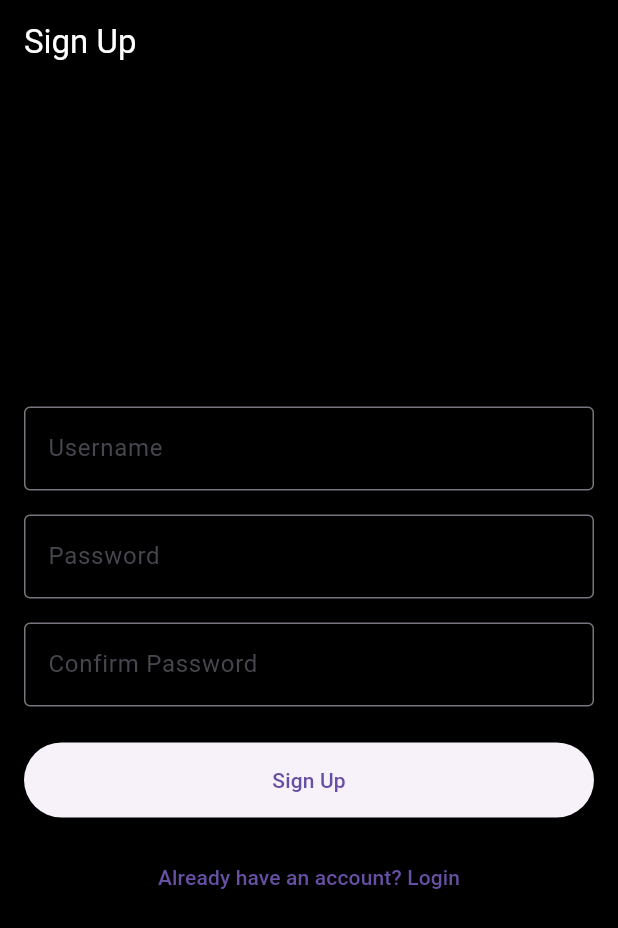
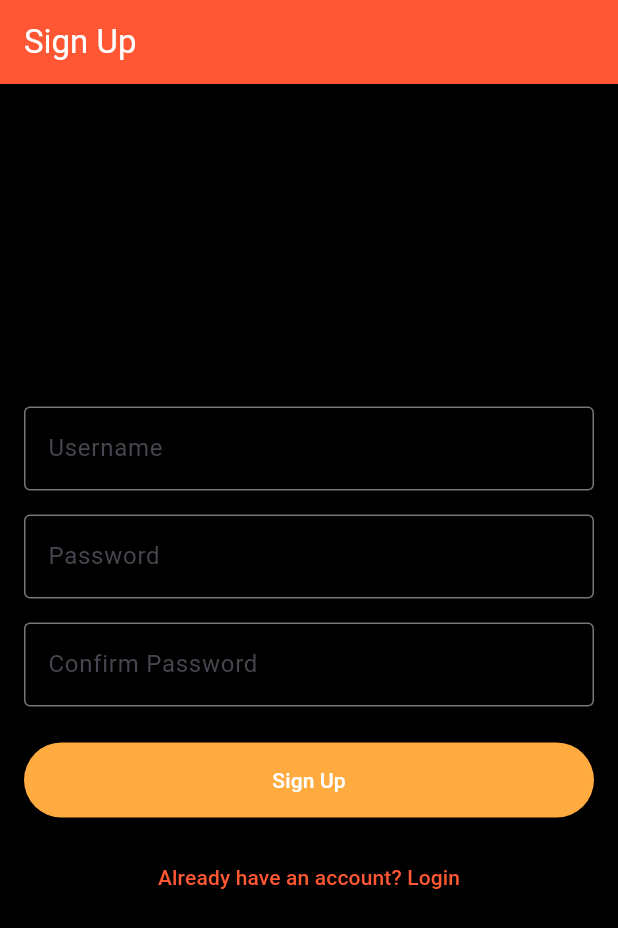
Before and after one commit to 4bhisheksharma/bartalap, a Flutter app: the screen it shows after launch, on a phone screen of 412 x 824 dp. Shown: the top 928 px of the screen. Run offline on Flutter 3.47's test engine with Material 3 defaults, Android fonts, the phone set to English and light mode, and no system bars; our stand-ins replace shared_preferences.

Commit message:
refine: update UI elements in login and signup screens for consistency and improved styling

```diff
--- a/bartalap/lib/app_view.dart
+++ b/bartalap/lib/app_view.dart
@@ -1,4 +1,3 @@
-import 'package:bartalap/screens/home_screen.dart';
 import 'package:bartalap/screens/signup_screen.dart';
 import 'package:bartalap/theme/my_app_theme.dart';
 import 'package:flutter/material.dart';
--- a/bartalap/lib/screens/signup_screen.dart
+++ b/bartalap/lib/screens/signup_screen.dart
@@ -1,5 +1,6 @@
 import 'package:flutter/material.dart';
 import '../services/api_service.dart';
+import '../theme/my_app_theme.dart';
 
 class SignupScreen extends StatefulWidget {
   const SignupScreen({super.key});
@@ -47,7 +48,8 @@ class _SignupScreenState extends State<SignupScreen> {
   Widget build(BuildContext context) {
     return Scaffold(
       appBar: AppBar(
-        title: Text('Sign Up', style: TextStyle(color: Colors.white)),
+        title: Text('Sign Up', style: TextStyle(color: MyAppTheme.whiteColor)),
+        backgroundColor: MyAppTheme.mainFontColor,
       ),
       body: Padding(
         padding: const EdgeInsets.all(16.0),
@@ -61,6 +63,9 @@ class _SignupScreenState extends State<SignupScreen> {
                 decoration: InputDecoration(
                   labelText: 'Username',
                   border: OutlineInputBorder(),
+                  focusedBorder: OutlineInputBorder(
+                    borderSide: BorderSide(color: MyAppTheme.mainFontColor),
+                  ),
                 ),
                 validator: (value) {
                   if (value == null || value.isEmpty) {
@@ -75,6 +80,9 @@ class _SignupScreenState extends State<SignupScreen> {
                 decoration: InputDecoration(
                   labelText: 'Password',
                   border: OutlineInputBorder(),
+                  focusedBorder: OutlineInputBorder(
+                    borderSide: BorderSide(color: MyAppTheme.mainFontColor),
+                  ),
                 ),
                 obscureText: true,
                 validator: (value) {
@@ -93,6 +101,9 @@ class _SignupScreenState extends State<SignupScreen> {
                 decoration: InputDecoration(
                   labelText: 'Confirm Password',
                   border: OutlineInputBorder(),
+                  focusedBorder: OutlineInputBorder(
+                    borderSide: BorderSide(color: MyAppTheme.mainFontColor),
+                  ),
                 ),
                 obscureText: true,
                 validator: (value) {
@@ -104,12 +115,14 @@ class _SignupScreenState extends State<SignupScreen> {
               ),
               SizedBox(height: 24),
               _isLoading
-                  ? CircularProgressIndicator()
+                  ? CircularProgressIndicator(color: MyAppTheme.mainFontColor)
                   : ElevatedButton(
                       onPressed: _signup,
                       child: Text('Sign Up'),
                       style: ElevatedButton.styleFrom(
                         minimumSize: Size(double.infinity, 50),
+                        backgroundColor: MyAppTheme.secondSuggestionBoxColor,
+                        foregroundColor: MyAppTheme.whiteColor,
                       ),
                     ),
               SizedBox(height: 16),
@@ -117,7 +130,10 @@ class _SignupScreenState extends State<SignupScreen> {
                 onPressed: () {
                   Navigator.of(context).pop();
                 },
-                child: Text('Already have an account? Login'),
+                child: Text(
+                  'Already have an account? Login',
+                  style: TextStyle(color: MyAppTheme.mainFontColor),
+                ),
               ),
             ],
           ),
```
Also changed, not shown: bartalap/lib/screens/home_screen.dart (+28 -5 lines), bartalap/lib/screens/login_screen.dart (+18 -3 lines).
